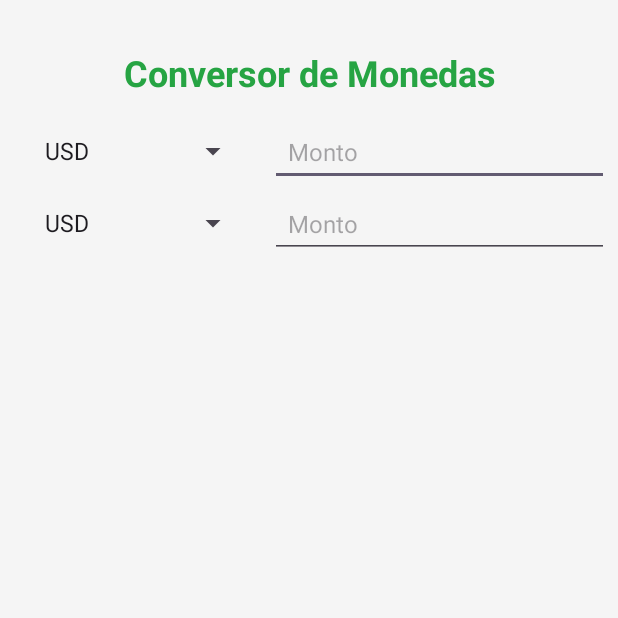
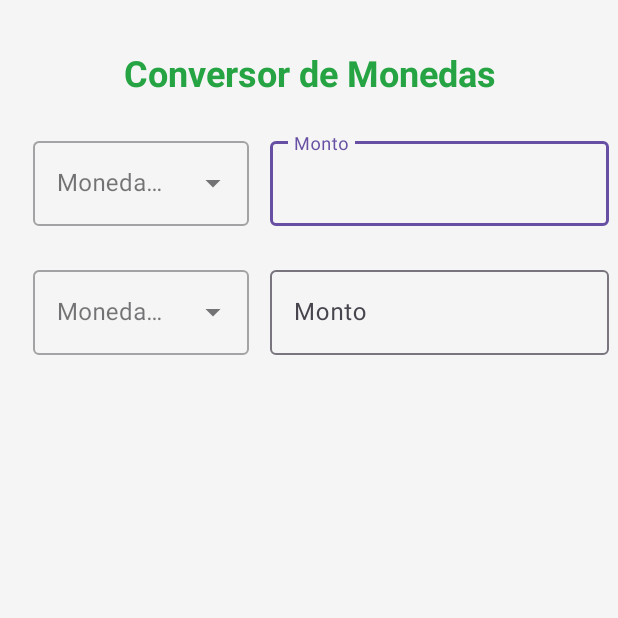
Before and after one commit to edu8686/TP_final_AplicacionesMoviles, an Android app: the MoneyConvertor screen opened directly, with no data from a screen before it, on a phone screen of 412 x 824 dp, the top half of it. Run offline under Robolectric (Android 15) with nearby library versions, the phone set to English and light mode, and no system bars; network calls fail.

```diff
--- a/app/build.gradle.kts
+++ b/app/build.gradle.kts
@@ -40,5 +40,5 @@ dependencies {
     testImplementation(libs.junit)
     androidTestImplementation(libs.ext.junit)
     androidTestImplementation(libs.espresso.core)
-    implementation("com.google.android.material:material:1.12.0")
+    implementation("com.google.android.material:material:1.10.0");
 }
--- a/app/src/main/java/com/example/tp_final_v1/MoneyConvertor.java
+++ b/app/src/main/java/com/example/tp_final_v1/MoneyConvertor.java
@@ -4,15 +4,15 @@ import android.os.Bundle;
 import android.text.Editable;
 import android.text.TextWatcher;
 import android.util.Log;
-import android.widget.ArrayAdapter;
-import android.widget.Button;
-import android.widget.EditText;
-import android.widget.Spinner;
 
 import androidx.appcompat.app.AppCompatActivity;
 
+import com.google.android.material.textfield.MaterialAutoCompleteTextView;
+import com.google.android.material.textfield.TextInputEditText;
+
 import org.json.JSONObject;
 
+import android.widget.ArrayAdapter;
 import java.util.concurrent.atomic.AtomicBoolean;
 import java.util.concurrent.atomic.AtomicReference;
 
@@ -28,39 +28,30 @@ public class MoneyConvertor extends AppCompatActivity {
         super.onCreate(savedInstanceState);
         setContentView(R.layout.activity_money_convertor);
 
-        EditText inputCurrency1 = findViewById(R.id.inputCurrency1);
-        EditText inputCurrency2 = findViewById(R.id.inputCurrency2);
-        Spinner spinner1 = findViewById(R.id.spinnerMonedaOrigen);
-        Spinner spinner2 = findViewById(R.id.spinnerMonedaDestino);
+        TextInputEditText inputCurrency1 = findViewById(R.id.inputCurrency1);
+        TextInputEditText inputCurrency2 = findViewById(R.id.inputCurrency2);
+        MaterialAutoCompleteTextView spinnerOrigen = findViewById(R.id.spinnerMonedaOrigen);
+        MaterialAutoCompleteTextView spinnerDestino = findViewById(R.id.spinnerMonedaDestino);
 
-        // --- Spinner setup ---
+        // --- Configuración de monedas ---
         String[] monedas = {"USD", "ARS", "EUR", "BRL", "JPY"};
-        ArrayAdapter<String> adapter = new ArrayAdapter<>(this, android.R.layout.simple_spinner_item, monedas);
-        adapter.setDropDownViewResource(android.R.layout.simple_spinner_dropdown_item);
-        spinner1.setAdapter(adapter);
-        spinner2.setAdapter(adapter);
+        ArrayAdapter<String> adapter = new ArrayAdapter<>(
+                this,
+                android.R.layout.simple_list_item_1, // Layout simple para cada item
+                monedas
+        );
+        spinnerOrigen.setAdapter(adapter);
+        spinnerDestino.setAdapter(adapter);
 
-        // --- Selección de moneda ---
-        spinner1.setOnItemSelectedListener(new android.widget.AdapterView.OnItemSelectedListener() {
-            @Override
-            public void onItemSelected(android.widget.AdapterView<?> parent, android.view.View view, int position, long id) {
-                monedaSeleccionada1.set(parent.getItemAtPosition(position).toString());
-                actualizarConversion(inputCurrency1, inputCurrency2);
-            }
-
-            @Override
-            public void onNothingSelected(android.widget.AdapterView<?> parent) {}
+        // --- Listeners de selección ---
+        spinnerOrigen.setOnItemClickListener((parent, view, position, id) -> {
+            monedaSeleccionada1.set(spinnerOrigen.getText().toString());
+            actualizarConversion(inputCurrency1, inputCurrency2);
         });
 
-        spinner2.setOnItemSelectedListener(new android.widget.AdapterView.OnItemSelectedListener() {
-            @Override
-            public void onItemSelected(android.widget.AdapterView<?> parent, android.view.View view, int position, long id) {
-                monedaSeleccionada2.set(parent.getItemAtPosition(position).toString());
-                actualizarConversion(inputCurrency1, inputCurrency2);
-            }
-
-            @Override
-            public void onNothingSelected(android.widget.AdapterView<?> parent) {}
+        spinnerDestino.setOnItemClickListener((parent, view, position, id) -> {
+            monedaSeleccionada2.set(spinnerDestino.getText().toString());
+            actualizarConversion(inputCurrency1, inputCurrency2);
         });
 
         // --- Cargar tasas desde API ---
@@ -123,12 +114,10 @@ public class MoneyConvertor extends AppCompatActivity {
                 }
             }
         });
-
-
     }
 
     // --- Función de conversión centralizada ---
-    private void actualizarConversion(EditText input1, EditText input2) {
+    private void actualizarConversion(TextInputEditText input1, TextInputEditText input2) {
         try {
             String valor = input1.getText().toString();
             if (valor.isEmpty()) return;
--- a/app/src/main/res/layout/activity_money_convertor.xml
+++ b/app/src/main/res/layout/activity_money_convertor.xml
@@ -25,61 +25,87 @@
         android:layout_marginTop="32dp"/>
 
     <!-- Primera fila: Moneda origen + Monto -->
-    <Spinner
-        android:id="@+id/spinnerMonedaOrigen"
+    <com.google.android.material.textfield.TextInputLayout
+        android:id="@+id/layoutMonedaOrigen"
+        style="@style/Widget.MaterialComponents.TextInputLayout.OutlinedBox.ExposedDropdownMenu"
         android:layout_width="0dp"
         android:layout_height="wrap_content"
+        android:hint="Moneda origen"
         app:layout_constraintStart_toStartOf="parent"
-        app:layout_constraintEnd_toStartOf="@+id/inputCurrency1"
+        app:layout_constraintEnd_toStartOf="@id/layoutMontoOrigen"
         app:layout_constraintTop_toBottomOf="@id/textoinicial"
         android:layout_marginStart="16dp"
         android:layout_marginEnd="8dp"
         android:layout_marginTop="24dp"
-        app:layout_constraintWidth_percent="0.35"/>
+        app:layout_constraintWidth_percent="0.35">
 
-    <EditText
-        android:id="@+id/inputCurrency1"
+        <com.google.android.material.textfield.MaterialAutoCompleteTextView
+            android:id="@+id/spinnerMonedaOrigen"
+            android:layout_width="match_parent"
+            android:layout_height="wrap_content"
+            android:inputType="none"
+            android:focusable="false"
+            android:clickable="true"/>
+    </com.google.android.material.textfield.TextInputLayout>
+
+    <com.google.android.material.textfield.TextInputLayout
+        android:id="@+id/layoutMontoOrigen"
         android:layout_width="0dp"
         android:layout_height="wrap_content"
         android:hint="Monto"
-        android:inputType="numberDecimal"
-        android:padding="12dp"
-        android:textSize="16sp"
-        android:singleLine="true"
-        app:layout_constraintStart_toEndOf="@id/spinnerMonedaOrigen"
+        app:layout_constraintStart_toEndOf="@id/layoutMonedaOrigen"
         app:layout_constraintEnd_toEndOf="parent"
-        app:layout_constraintTop_toTopOf="@id/spinnerMonedaOrigen"
-        app:layout_constraintBottom_toBottomOf="@id/spinnerMonedaOrigen"
-        app:layout_constraintWidth_percent="0.55"/>
+        app:layout_constraintTop_toTopOf="@id/layoutMonedaOrigen"
+        app:layout_constraintBottom_toBottomOf="@id/layoutMonedaOrigen"
+        app:layout_constraintWidth_percent="0.55">
+
+        <com.google.android.material.textfield.TextInputEditText
+            android:id="@+id/inputCurrency1"
+            android:layout_width="match_parent"
+            android:layout_height="wrap_content"
+            android:inputType="numberDecimal"/>
+    </com.google.android.material.textfield.TextInputLayout>
 
     <!-- Segunda fila: Moneda destino + Monto -->
-    <Spinner
-        android:id="@+id/spinnerMonedaDestino"
+    <com.google.android.material.textfield.TextInputLayout
+        android:id="@+id/layoutMonedaDestino"
+        style="@style/Widget.MaterialComponents.TextInputLayout.OutlinedBox.ExposedDropdownMenu"
         android:layout_width="0dp"
         android:layout_height="wrap_content"
+        android:hint="Moneda destino"
         app:layout_constraintStart_toStartOf="parent"
-        app:layout_constraintEnd_toStartOf="@+id/inputCurrency2"
-        app:layout_constraintTop_toBottomOf="@id/spinnerMonedaOrigen"
+        app:layout_constraintEnd_toStartOf="@id/layoutMontoDestino"
+        app:layout_constraintTop_toBottomOf="@id/layoutMonedaOrigen"
         android:layout_marginStart="16dp"
         android:layout_marginEnd="8dp"
         android:layout_marginTop="24dp"
-        app:layout_constraintWidth_percent="0.35"/>
+        app:layout_constraintWidth_percent="0.35">
 
-    <EditText
-        android:id="@+id/inputCurrency2"
+        <com.google.android.material.textfield.MaterialAutoCompleteTextView
+            android:id="@+id/spinnerMonedaDestino"
+            android:layout_width="match_parent"
+            android:layout_height="wrap_content"
+            android:inputType="none"
+            android:focusable="false"
+            android:clickable="true"/>
+    </com.google.android.material.textfield.TextInputLayout>
+
+    <com.google.android.material.textfield.TextInputLayout
+        android:id="@+id/layoutMontoDestino"
         android:layout_width="0dp"
         android:layout_height="wrap_content"
         android:hint="Monto"
-        android:inputType="numberDecimal"
-        android:padding="12dp"
-        android:textSize="16sp"
-        android:singleLine="true"
-        app:layout_constraintStart_toEndOf="@id/spinnerMonedaDestino"
+        app:layout_constraintStart_toEndOf="@id/layoutMonedaDestino"
         app:layout_constraintEnd_toEndOf="parent"
-        app:layout_constraintTop_toTopOf="@id/spinnerMonedaDestino"
-        app:layout_constraintBottom_toBottomOf="@id/spinnerMonedaDestino"
-        app:layout_constraintWidth_percent="0.55"/>
+        app:layout_constraintTop_toTopOf="@id/layoutMonedaDestino"
+        app:layout_constraintBottom_toBottomOf="@id/layoutMonedaDestino"
+        app:layout_constraintWidth_percent="0.55">
 
-
+        <com.google.android.material.textfield.TextInputEditText
+            android:id="@+id/inputCurrency2"
+            android:layout_width="match_parent"
+            android:layout_height="wrap_content"
+            android:inputType="numberDecimal"/>
+    </com.google.android.material.textfield.TextInputLayout>
 
 </androidx.constraintlayout.widget.ConstraintLayout>
--- /dev/null
+++ b/app/src/main/res/layout/list_item_dropdown.xml
@@ -0,0 +1,7 @@
+<?xml version="1.0" encoding="utf-8"?>
+<TextView xmlns:android="http://schemas.android.com/apk/res/android"
+    android:layout_width="match_parent"
+    android:layout_height="wrap_content"
+    android:padding="12dp"
+    android:textSize="16sp"
+    android:textColor="@android:color/black" />
```
